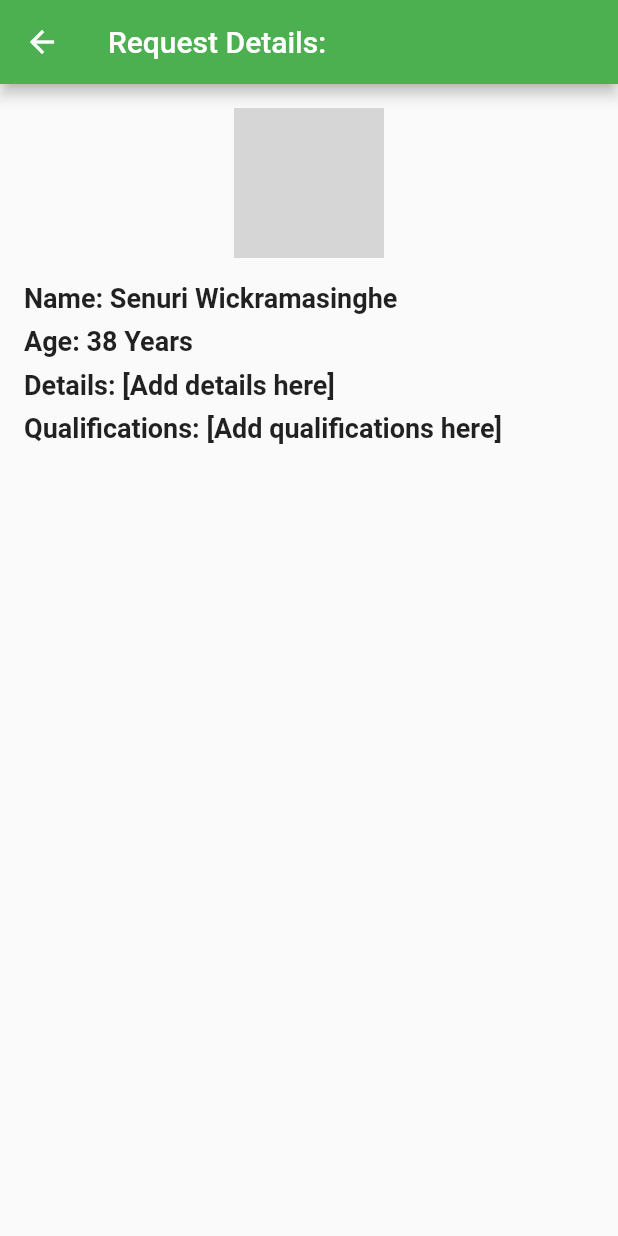
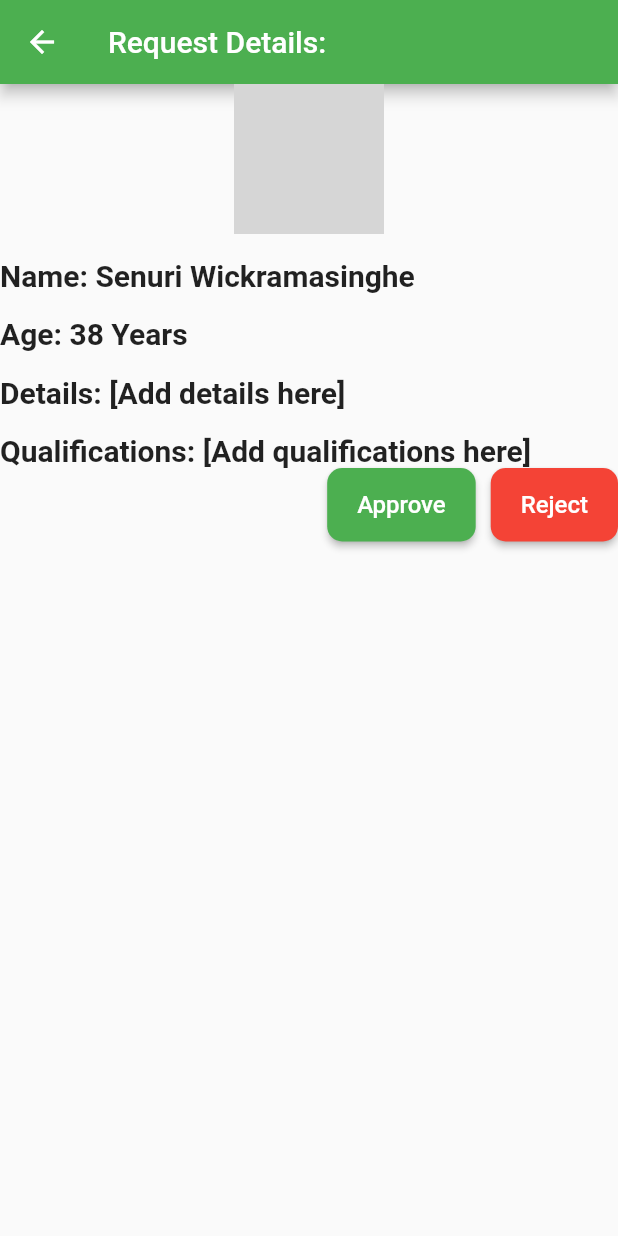
Before and after one commit to DushanthaOlinda/VenomVerseApp, a Flutter app: the RequestForm screen opened directly, on a phone screen of 412 x 824 dp. Run offline on Flutter 3.47's test engine with Material 2 defaults, Android fonts, the light colour scheme and no system bars; our stand-ins replace animated_bottom_navigation_bar, camera, flutter_login, image_picker, rflutter_alert, rounded_loading_button; missing offline and left inert: app_bar_with_search_switch, flutter_credit_card_new, group_list_view, horizontal_card_pager, profile, stacked_notification_cards; grey boxes are pictures that could not be loaded.

Commit message:
added two buttons

```diff
--- a/lib/screens/pages/catcher/requestform_details.dart
+++ b/lib/screens/pages/catcher/requestform_details.dart
@@ -14,42 +14,82 @@ class _RequestFormState extends State<RequestForm> {
       appBar: AppBar(
         title: const Text('Request Details:'),
       ),
-      body: const Padding(
-        padding: EdgeInsets.all(16.0),
-        child: Column(
+      body: Column(
         crossAxisAlignment: CrossAxisAlignment.start,
         children: [
           // Profile picture
-            Center(
+          const Center(
             child: CircleAvatar(
               radius: 50,
               backgroundImage: AssetImage('assets/images/profile_picture.png'),
             ),
           ),
-            SizedBox(height: 16), // Add some spacing between the profile picture and text
+          const SizedBox(height: 16), // Add some spacing between the profile picture and text
 
           // Text details
-            Text(
+          const Text(
             'Name: Senuri Wickramasinghe',
-              style: TextStyle(fontSize: 18, fontWeight: FontWeight.bold),
+            style: TextStyle(fontSize: 20, fontWeight: FontWeight.bold),
+            textAlign: TextAlign.left,
           ),
-            SizedBox(height: 8),
-            Text(
+          const SizedBox(height: 16),
+          const Text(
             'Age: 38 Years',
-              style: TextStyle(fontSize: 18, fontWeight: FontWeight.bold),
+            style: TextStyle(fontSize: 20, fontWeight: FontWeight.bold),
+            textAlign: TextAlign.left,
           ),
-            SizedBox(height: 8),
-            Text(
+          const SizedBox(height: 16),
+          const Text(
             'Details: [Add details here]',
-              style: TextStyle(fontSize: 18, fontWeight: FontWeight.bold),
+            style: TextStyle(fontSize: 20, fontWeight: FontWeight.bold),
+            textAlign: TextAlign.left,
           ),
-            SizedBox(height: 8),
-            Text(
+          const SizedBox(height: 16),
+          const Text(
             'Qualifications: [Add qualifications here]',
-              style: TextStyle(fontSize: 18, fontWeight: FontWeight.bold),
+            style: TextStyle(fontSize: 20, fontWeight: FontWeight.bold),
+            textAlign: TextAlign.left,
+          ),
+
+          // Buttons
+          Row(
+            mainAxisAlignment: MainAxisAlignment.end,
+            children: [
+              ElevatedButton(
+                onPressed: () {
+                  // TODO: Implement approve logic
+                },
+                style: ElevatedButton.styleFrom(
+                  padding: const EdgeInsets.symmetric(horizontal: 20, vertical: 15),
+                  shape: RoundedRectangleBorder(
+                    borderRadius: BorderRadius.circular(10),
+                  ),
+                ),
+                child: const Text(
+                  'Approve',
+                  style: TextStyle(fontSize: 16),
+                ),
+              ),
+              const SizedBox(width: 10),
+              ElevatedButton(
+                onPressed: () {
+                  // TODO: Implement reject logic
+                },
+                style: ElevatedButton.styleFrom(
+                  padding: const EdgeInsets.symmetric(horizontal: 20, vertical: 15),
+                  shape: RoundedRectangleBorder(
+                    borderRadius: BorderRadius.circular(10),
+                  ),
+                  backgroundColor: Colors.red,
+                ),
+                child: const Text(
+                  'Reject',
+                  style: TextStyle(fontSize: 16, color: Colors.white),
+                ),
               ),
             ],
           ),
+        ],
       ),
     );
   }
```
Lines whose indentation alone changed are shown as unchanged.
